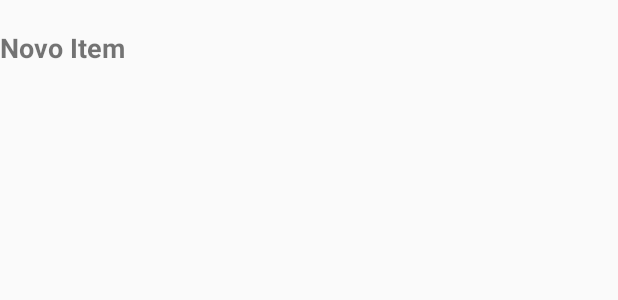
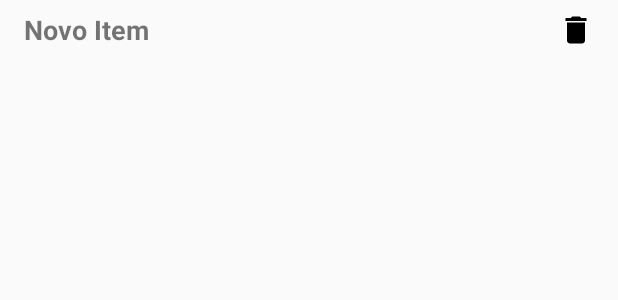
Before and after one commit to JulioCesarLB/ListaDeComprasKotlinAppComapact, an Android app built with Jetpack Compose: the layout item_layout.xml on its own in the app's theme, with its tools: preview values and no code run, on a phone screen of 412 x 824 dp. Shown: the top 300 px of the screen. Run offline under Robolectric (Android 15) with nearby library versions, the phone set to English and light mode, and no system bars.

```diff
--- a/app/build.gradle.kts
+++ b/app/build.gradle.kts
@@ -64,7 +64,7 @@ dependencies {
     debugImplementation(libs.androidx.ui.tooling)
     debugImplementation(libs.androidx.ui.test.manifest)
 
+    implementation("androidx.activity:activity-ktx:1.7.0")
     implementation("androidx.recyclerview:recyclerview:1.3.2")
     implementation("androidx.appcompat:appcompat:1.4.1")
-
 }
--- a/app/src/main/java/com/github/juliocesarlb/listadecompras/ItemModel.kt
+++ b/app/src/main/java/com/github/juliocesarlb/listadecompras/ItemModel.kt
@@ -1,3 +1,7 @@
 package com.github.juliocesarlb.listadecompras
 
-data class ItemModel (val nome: String)
+data class ItemModel(
+    val id: Int,
+    val name: String,
+    val onRemove: (ItemModel) -> Unit
+)
--- /dev/null
+++ b/app/src/main/res/drawable/baseline_delete_24.xml
@@ -0,0 +1,3 @@
+<vector xmlns:android="http://schemas.android.com/apk/res/android" android:height="24dp" android:tint="#000000" android:viewportHeight="24" android:viewportWidth="24" android:width="24dp">
+    <path android:fillColor="@android:color/white" android:pathData="M6,19c0,1.1 0.9,2 2,2h8c1.1,0 2,-0.9 2,-2V7H6v12zM19,4h-3.5l-1,-1h-5l-1,1H5v2h14V4z"/>
+</vector>
--- a/app/src/main/res/layout/item_layout.xml
+++ b/app/src/main/res/layout/item_layout.xml
@@ -2,16 +2,26 @@
 <LinearLayout xmlns:android="http://schemas.android.com/apk/res/android"
     xmlns:tools="http://schemas.android.com/tools"
     android:layout_width="match_parent"
-    android:layout_height="?android:attr/listPreferredItemHeight"
+    android:layout_height="40dp"
     android:gravity="center_vertical">
-
 
     <TextView
         android:id="@+id/textViewItem"
         android:layout_width="wrap_content"
         android:layout_height="wrap_content"
+        android:layout_marginStart="16dp"
+        android:layout_marginEnd="16dp"
+        android:layout_weight="1"
         android:textSize="18sp"
         android:textStyle="bold"
         tools:text="Novo Item" />
 
+    <ImageButton
+        android:id="@+id/imageButton"
+        android:layout_width="wrap_content"
+        android:layout_height="wrap_content"
+        android:background="@android:color/transparent"
+        android:src="@drawable/baseline_delete_24"
+        android:layout_marginEnd="16dp"/>
+
 </LinearLayout>
```
Also changed, not shown: app/src/main/java/com/github/juliocesarlb/listadecompras/ItemsAdapter.kt (+82 -14 lines), app/src/main/java/com/github/juliocesarlb/listadecompras/ItemsViewModel.kt (added, +27 -0 lines), app/src/main/java/com/github/juliocesarlb/listadecompras/MainActivity.kt (+65 -0 lines), app/src/main/res/layout/activity_main.xml (+12 -12 lines), 2 other files.
